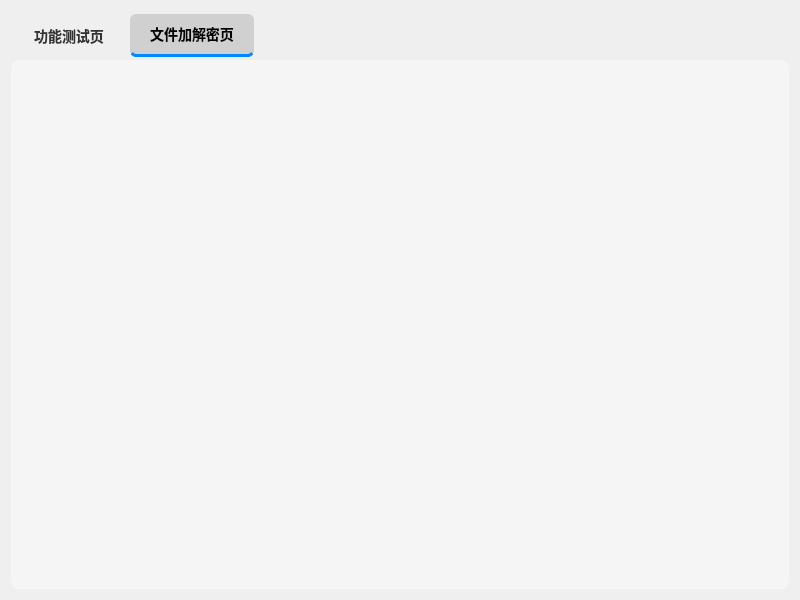
First picture: the form in functiontest.ui, repository xiangxu05/encryptoDecryptoTest, before the edit.
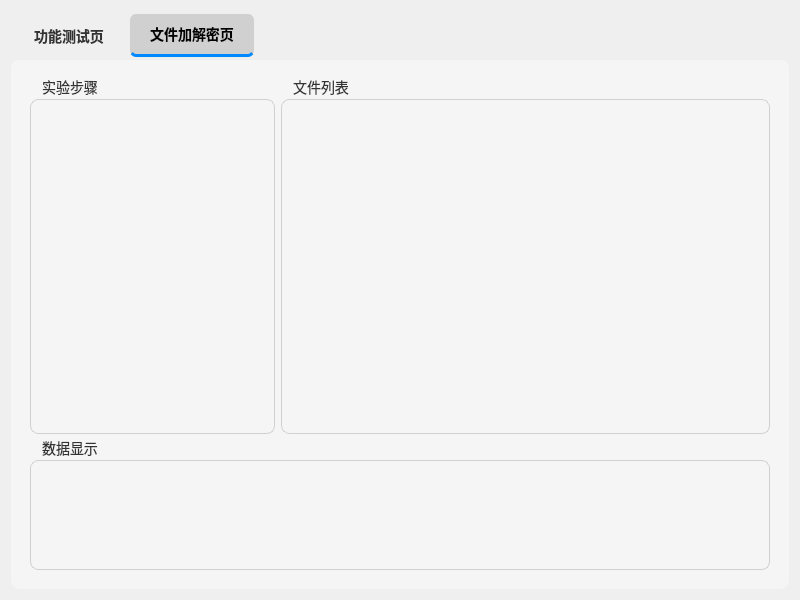
Second picture: the form after the edit. The open tabs and pages were chosen to show the change. Custom widgets are drawn as their Qt base class.

```diff
--- a/functiontest.ui
+++ b/functiontest.ui
@@ -37,6 +37,12 @@
   <layout class="QHBoxLayout" name="horizontalLayout">
    <item>
     <widget class="QTabWidget" name="tabWidget">
+     <property name="minimumSize">
+      <size>
+       <width>0</width>
+       <height>0</height>
+      </size>
+     </property>
      <property name="styleSheet">
       <string notr="true">/* 设置 QWidget 的全局样式 */
 QWidget {
@@ -162,7 +168,47 @@
 
 QTabWidget::tab-bar {
     alignment: left;
-}</string>
+}
+
+
+QTextEdit {
+    background: transparent; /* 设置背景透明 */
+    color: #333333;
+    font-family: &quot;Microsoft YaHei&quot;, Arial, sans-serif;
+    font-size: 14px;
+    font-weight: 400;
+    border: none; /* 去除边框 */
+    padding: 6px;
+    line-height: 0.8; /* 调整行间距 */
+}
+
+/* 可选：鼠标悬停时稍微调整 */
+QTextEdit:hover {
+    background: transparent;
+    color: #000000;
+}
+
+/* 可选：输入时稍微调整（避免透明导致看不清） */
+QTextEdit:focus {
+    background: transparent;
+    color: #000000;
+}
+
+/* 设置 QCheckBox 样式 */
+QCheckBox {
+    spacing: 8px; /* 文字和复选框的间距 */
+    color: #333333;
+    font-size: 14px;
+    font-weight: 500;
+}
+
+/* 鼠标悬停时的 QCheckBox */
+QCheckBox:hover {
+    color: #0088FF;
+    font-weight: bold;
+}
+
+</string>
      </property>
      <property name="currentIndex">
       <number>0</number>
@@ -740,7 +786,69 @@
       <attribute name="title">
        <string>文件加解密页</string>
       </attribute>
-      <layout class="QHBoxLayout" name="horizontalLayout_3"/>
+      <layout class="QVBoxLayout" name="verticalLayout_10">
+       <item>
+        <layout class="QHBoxLayout" name="horizontalLayout_17">
+         <item>
+          <widget class="QGroupBox" name="groupBox_6">
+           <property name="minimumSize">
+            <size>
+             <width>245</width>
+             <height>355</height>
+            </size>
+           </property>
+           <property name="maximumSize">
+            <size>
+             <width>245</width>
+             <height>355</height>
+            </size>
+           </property>
+           <property name="styleSheet">
+            <string notr="true"/>
+           </property>
+           <property name="title">
+            <string>实验步骤</string>
+           </property>
+           <layout class="QVBoxLayout" name="verticalLayout_9" stretch=""/>
+          </widget>
+         </item>
+         <item>
+          <widget class="QGroupBox" name="groupBox_5">
+           <property name="styleSheet">
+            <string notr="true"/>
+           </property>
+           <property name="title">
+            <string>文件列表</string>
+           </property>
+           <layout class="QHBoxLayout" name="horizontalLayout_11">
+            <item>
+             <widget class="QTreeView" name="fileView"/>
+            </item>
+           </layout>
+          </widget>
+         </item>
+        </layout>
+       </item>
+       <item>
+        <widget class="QGroupBox" name="groupBox_4">
+         <property name="styleSheet">
+          <string notr="true"/>
+         </property>
+         <property name="title">
+          <string>数据显示</string>
+         </property>
+         <layout class="QVBoxLayout" name="verticalLayout_6">
+          <item>
+           <widget class="QTextEdit" name="textEdit_2">
+            <property name="readOnly">
+             <bool>true</bool>
+            </property>
+           </widget>
+          </item>
+         </layout>
+        </widget>
+       </item>
+      </layout>
      </widget>
     </widget>
    </item>
```
Left out of the diff: 61 changed lines with no effect on the pictures.
